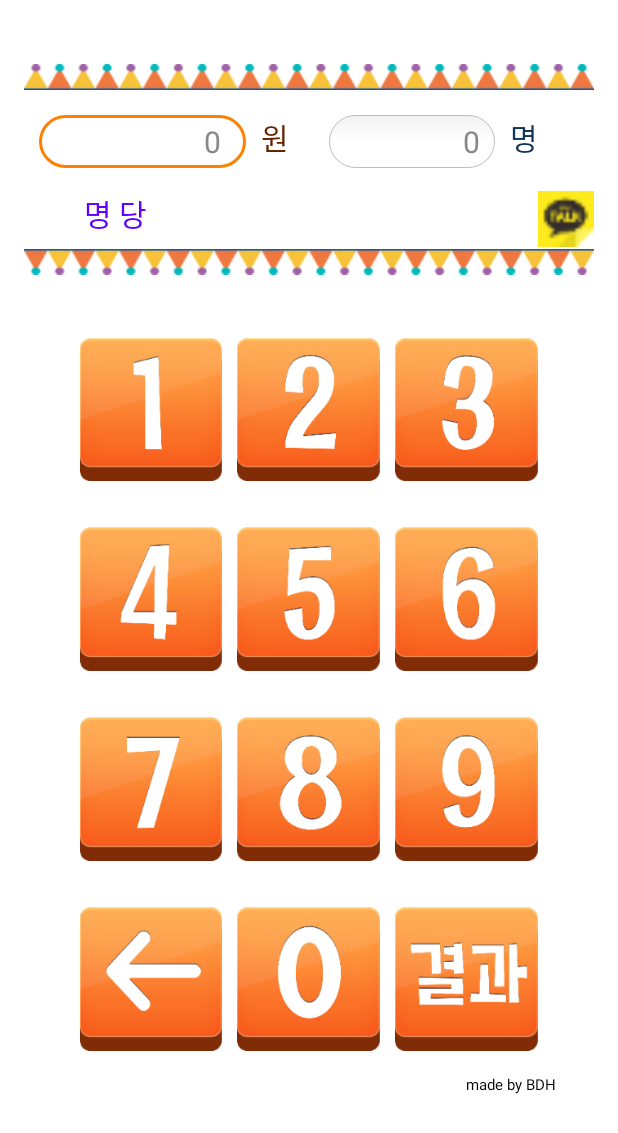
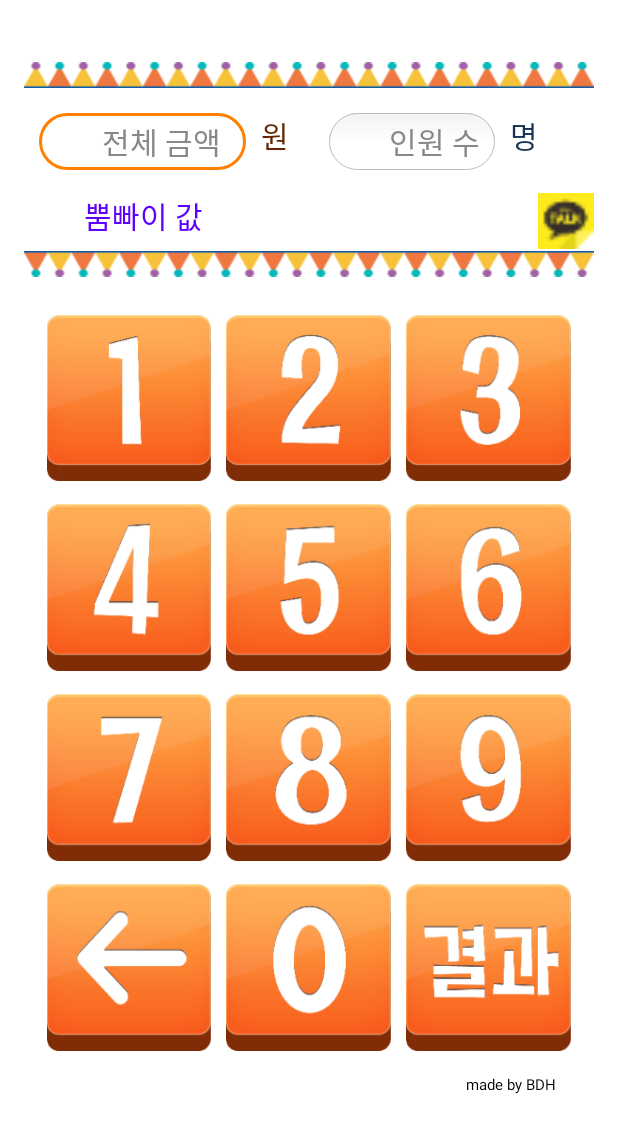
Before and after one commit to BaekDorazi/BBoom-Kotiln-, an Android app: the screen it shows after launch (MainActivity), on a phone screen of 412 x 824 dp. Shown: the top 1133 px of the screen. Run offline under Robolectric (Android 15) with nearby library versions, the phone set to English and light mode, and no system bars; our stand-ins replace AdMob.

Commit message:
UI수정, 옵션추가 / 화면 margin 값 변경, gitignore 옵션 변경

```diff
--- a/app/src/main/res/layout/activity_main.xml
+++ b/app/src/main/res/layout/activity_main.xml
@@ -1,36 +1,36 @@
 <?xml version="1.0" encoding="utf-8"?>
-<LinearLayout
-        xmlns:android="http://schemas.android.com/apk/res/android"
+<LinearLayout xmlns:android="http://schemas.android.com/apk/res/android"
         android:layout_width="match_parent"
         android:layout_height="match_parent"
+        android:background="#FFFFFF"
         android:orientation="vertical"
-        android:paddingBottom="16dp"
         android:paddingLeft="16dp"
+        android:paddingTop="16dp"
         android:paddingRight="16dp"
-        android:paddingTop="16dp"
-        android:background="#FFFFFF">
+        android:paddingBottom="16dp">
 
+    <!-- 값 입력 부분-->
     <LinearLayout
             android:layout_width="match_parent"
             android:layout_height="0dp"
             android:layout_weight="2.5"
             android:gravity="center_vertical"
             android:orientation="vertical"
-            android:paddingBottom="10dp"
-            android:paddingTop="10dp">
+            android:paddingTop="10dp"
+            android:paddingBottom="10dp">
 
         <ImageView
                 android:layout_width="match_parent"
                 android:layout_height="wrap_content"
-                android:src="@drawable/top_line"/>
+                android:src="@drawable/top_line" />
 
         <LinearLayout
                 android:layout_width="match_parent"
                 android:layout_height="wrap_content"
                 android:orientation="horizontal"
                 android:paddingLeft="10dp"
-                android:paddingRight="10dp"
-                android:paddingTop="15dp">
+                android:paddingTop="15dp"
+                android:paddingRight="10dp">
 
             <EditText
                     android:id="@+id/et_price"
@@ -38,21 +38,21 @@
                     android:layout_height="match_parent"
                     android:layout_weight="5"
                     android:background="@drawable/price_round"
-                    android:hint="0"
+                    android:gravity="right"
+                    android:hint="@string/placeholder_price"
                     android:maxLength="11"
                     android:textColor="#662500"
                     android:textColorHint="#888888"
-                    android:textSize="20dp"
-                    android:gravity="right"/>
+                    android:textSize="20dp" />
 
             <TextView
                     android:layout_width="0dp"
                     android:layout_height="match_parent"
                     android:layout_weight="2"
                     android:paddingLeft="10dp"
-                    android:text="원"
+                    android:text="@string/unit_won"
                     android:textColor="#662500"
-                    android:textSize="20dp"/>
+                    android:textSize="20dp" />
 
             <EditText
                     android:id="@+id/et_person"
@@ -60,21 +60,21 @@
                     android:layout_height="match_parent"
                     android:layout_weight="4"
                     android:background="@drawable/person_round"
-                    android:hint="0"
+                    android:gravity="right"
+                    android:hint="@string/placeholder_person"
                     android:maxLength="3"
                     android:textColor="#123456"
                     android:textColorHint="#888888"
-                    android:textSize="20dp"
-                    android:gravity="right"/>
+                    android:textSize="20dp" />
 
             <TextView
                     android:layout_width="0dp"
                     android:layout_height="match_parent"
                     android:layout_weight="2"
                     android:paddingLeft="10dp"
-                    android:text="명"
+                    android:text="@string/unit_person"
                     android:textColor="#123456"
-                    android:textSize="20dp"/>
+                    android:textSize="20dp" />
         </LinearLayout>
 
         <LinearLayout
@@ -88,9 +88,9 @@
                     android:layout_height="match_parent"
                     android:layout_weight="5"
                     android:paddingLeft="40dp"
-                    android:text="명 당"
+                    android:text="@string/bboom_price"
                     android:textColor="#5F00FF"
-                    android:textSize="20dp"/>
+                    android:textSize="20dp" />
 
             <TextView
                     android:id="@+id/tv_result"
@@ -98,41 +98,43 @@
                     android:layout_height="match_parent"
                     android:layout_weight="7"
                     android:textColor="#000000"
-                    android:textSize="20dp"/>
+                    android:textSize="20dp" />
 
             <Button
                     android:id="@+id/btn_kakao"
                     android:layout_width="37dp"
                     android:layout_height="37dp"
-                    android:background="@drawable/kakao_btn"/>
+                    android:background="@drawable/kakao_btn" />
         </LinearLayout>
 
         <ImageView
                 android:layout_width="match_parent"
                 android:layout_height="wrap_content"
-                android:src="@drawable/under_line"/>
+                android:src="@drawable/under_line" />
     </LinearLayout>
 
+    <!-- 버튼 부분-->
     <LinearLayout
             android:layout_width="match_parent"
             android:layout_height="0dp"
             android:layout_weight="6.5"
             android:orientation="vertical"
-            android:paddingLeft="22dp"
-            android:paddingRight="22dp">
+            android:paddingLeft="15dp"
+            android:paddingRight="15dp">
 
+        <!-- 1, 2, 3 부분-->
         <LinearLayout
                 android:layout_width="match_parent"
                 android:layout_height="0dp"
-                android:padding="15dp"
-                android:layout_weight="1">
+                android:layout_weight="1"
+                android:paddingBottom="15dp">
 
             <Button
                     android:id="@+id/btn1"
                     android:layout_width="0dp"
                     android:layout_height="match_parent"
                     android:layout_weight="1"
-                    android:background="@drawable/button_1"/>
+                    android:background="@drawable/button_1" />
 
             <Button
                     android:id="@+id/btn2"
@@ -140,7 +142,7 @@
                     android:layout_height="match_parent"
                     android:layout_marginLeft="10dp"
                     android:layout_weight="1"
-                    android:background="@drawable/button_2"/>
+                    android:background="@drawable/button_2" />
 
             <Button
                     android:id="@+id/btn3"
@@ -149,21 +151,22 @@
                     android:layout_marginLeft="10dp"
                     android:layout_weight="1"
                     android:background="@drawable/button_3"
-                    android:onClick="onClick"/>
+                    android:onClick="onClick" />
         </LinearLayout>
 
+        <!-- 4, 5, 6 부분-->
         <LinearLayout
                 android:layout_width="match_parent"
                 android:layout_height="0dp"
-                android:padding="15dp"
-                android:layout_weight="1">
+                android:layout_weight="1"
+                android:paddingBottom="15dp">
 
             <Button
                     android:id="@+id/btn4"
                     android:layout_width="0dp"
                     android:layout_height="match_parent"
                     android:layout_weight="1"
-                    android:background="@drawable/button_4"/>
+                    android:background="@drawable/button_4" />
 
             <Button
                     android:id="@+id/btn5"
@@ -171,7 +174,7 @@
                     android:layout_height="match_parent"
                     android:layout_marginLeft="10dp"
                     android:layout_weight="1"
-                    android:background="@drawable/button_5"/>
+                    android:background="@drawable/button_5" />
 
             <Button
                     android:id="@+id/btn6"
@@ -179,21 +182,22 @@
                     android:layout_height="match_parent"
                     android:layout_marginLeft="10dp"
                     android:layout_weight="1"
-                    android:background="@drawable/button_6"/>
+                    android:background="@drawable/button_6" />
         </LinearLayout>
 
+        <!-- 7, 8, 9 부분-->
         <LinearLayout
                 android:layout_width="match_parent"
                 android:layout_height="0dp"
-                android:padding="15dp"
-                android:layout_weight="1">
+                android:layout_weight="1"
+                android:paddingBottom="15dp">
 
             <Button
                     android:id="@+id/btn7"
                     android:layout_width="0dp"
                     android:layout_height="match_parent"
                     android:layout_weight="1"
-                    android:background="@drawable/button_7"/>
+                    android:background="@drawable/button_7" />
 
             <Button
                     android:id="@+id/btn8"
@@ -201,7 +205,7 @@
                     android:layout_height="match_parent"
                     android:layout_marginLeft="10dp"
                     android:layout_weight="1"
-                    android:background="@drawable/button_8"/>
+                    android:background="@drawable/button_8" />
 
             <Button
                     android:id="@+id/btn9"
@@ -209,21 +213,22 @@
                     android:layout_height="match_parent"
                     android:layout_marginLeft="10dp"
                     android:layout_weight="1"
-                    android:background="@drawable/button_9"/>
+                    android:background="@drawable/button_9" />
         </LinearLayout>
 
+        <!-- <-, 0, 결과 부분-->
         <LinearLayout
                 android:layout_width="match_parent"
                 android:layout_height="0dp"
-                android:padding="15dp"
-                android:layout_weight="1">
+                android:layout_weight="1"
+                android:paddingBottom="15dp">
 
             <Button
                     android:id="@+id/btn_backspace"
                     android:layout_width="0dp"
                     android:layout_height="match_parent"
                     android:layout_weight="1"
-                    android:background="@drawable/button_backspace"/>
+                    android:background="@drawable/button_backspace" />
 
             <Button
                     android:id="@+id/btn0"
@@ -231,7 +236,7 @@
                     android:layout_height="match_parent"
                     android:layout_marginLeft="10dp"
                     android:layout_weight="1"
-                    android:background="@drawable/button_0"/>
+                    android:background="@drawable/button_0" />
 
             <Button
                     android:id="@+id/btn_result"
@@ -239,32 +244,27 @@
                     android:layout_height="match_parent"
                     android:layout_marginLeft="10dp"
                     android:layout_weight="1"
-                    android:background="@drawable/button_result"/>
+                    android:background="@drawable/button_result" />
         </LinearLayout>
     </LinearLayout>
 
+    <!-- made 부분-->
     <TextView
             android:layout_width="wrap_content"
             android:layout_height="wrap_content"
             android:layout_gravity="right"
             android:paddingRight="25dp"
-            android:text="made by BDH"
+            android:text="@string/made_by"
             android:textColor="#000000"
-            android:textSize="10dp"/>
+            android:textSize="10dp" />
 
-    <LinearLayout
+    <!-- 광고-->
+    <com.google.android.gms.ads.AdView xmlns:ads="http://schemas.android.com/apk/res-auto"
+            android:id="@+id/adView"
             android:layout_width="match_parent"
             android:layout_height="0dp"
             android:layout_weight="1"
-            android:orientation="vertical">
-
-        <com.google.android.gms.ads.AdView
-                xmlns:ads="http://schemas.android.com/apk/res-auto"
-                android:id="@+id/adView"
-                android:layout_width="match_parent"
-                android:layout_height="match_parent"
-                ads:adSize="BANNER"
-                ads:adUnitId="@string/adUnitId"
-                android:background="#535461"/>
-    </LinearLayout>
+            android:background="#535461"
+            ads:adSize="BANNER"
+            ads:adUnitId="@string/adUnitId" />
 </LinearLayout>
--- a/app/src/main/res/values/strings.xml
+++ b/app/src/main/res/values/strings.xml
@@ -1,8 +1,20 @@
 <resources>
     <string name="app_name">뿜빠이 V2</string>
 
+    <!--    광고 id-->
     <string name="adAppId">ca-app-pub-8642210203208486~4732387742</string>
     <string name="adUnitId">ca-app-pub-8642210203208486/1025077028</string>
 
+    <!--    카카오 sdk app key-->
     <string name="kakao_app_key">ff6efe1900d95319034e2653d167fe11</string>
+
+    <!--    값 입력 부분-->
+    <string name="unit_won">원</string>
+    <string name="placeholder_price">전체 금액</string>
+    <string name="unit_person">명</string>
+    <string name="placeholder_person">인원 수</string>
+    <string name="bboom_price">뿜빠이 값</string>
+
+    <!--    made 부분-->
+    <string name="made_by">made by BDH</string>
 </resources>
```
Also changed, not shown: 1 other file.
